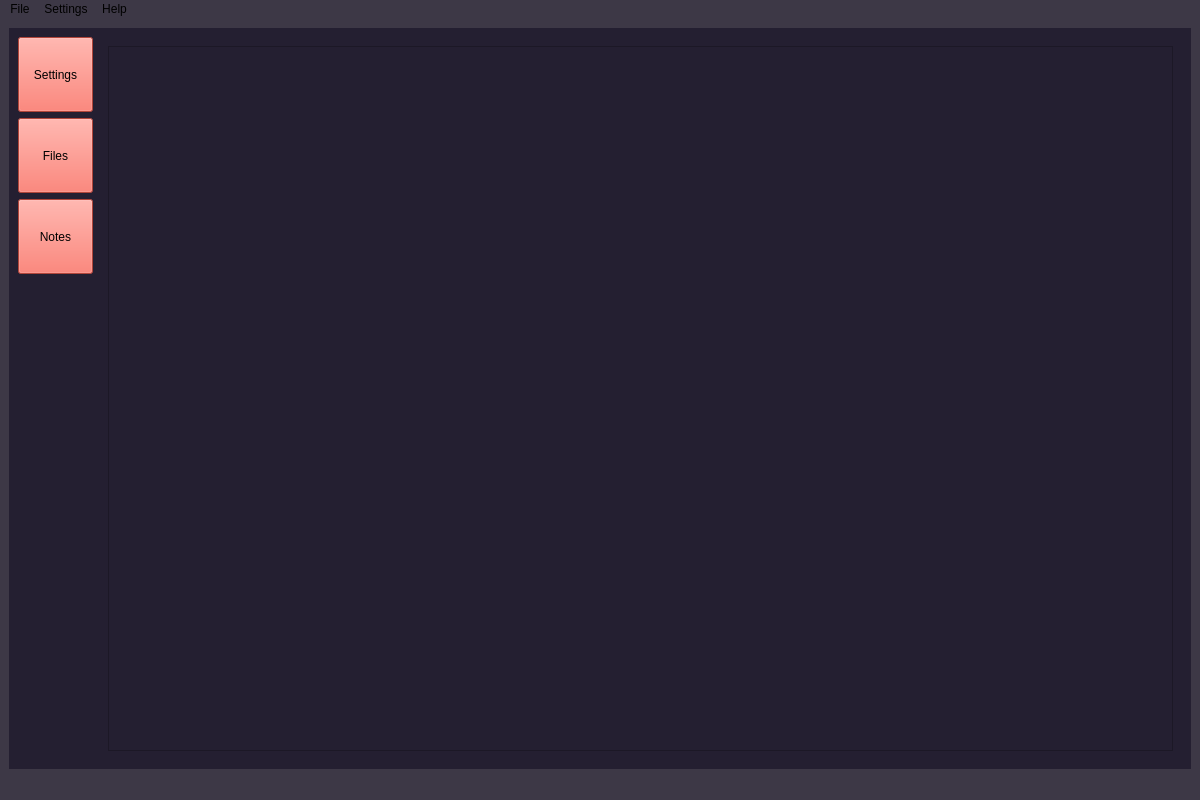
The window that mainwindow.ui (Grandegjoen/NexusClient) describes before a commit, drawn with Qt 5.
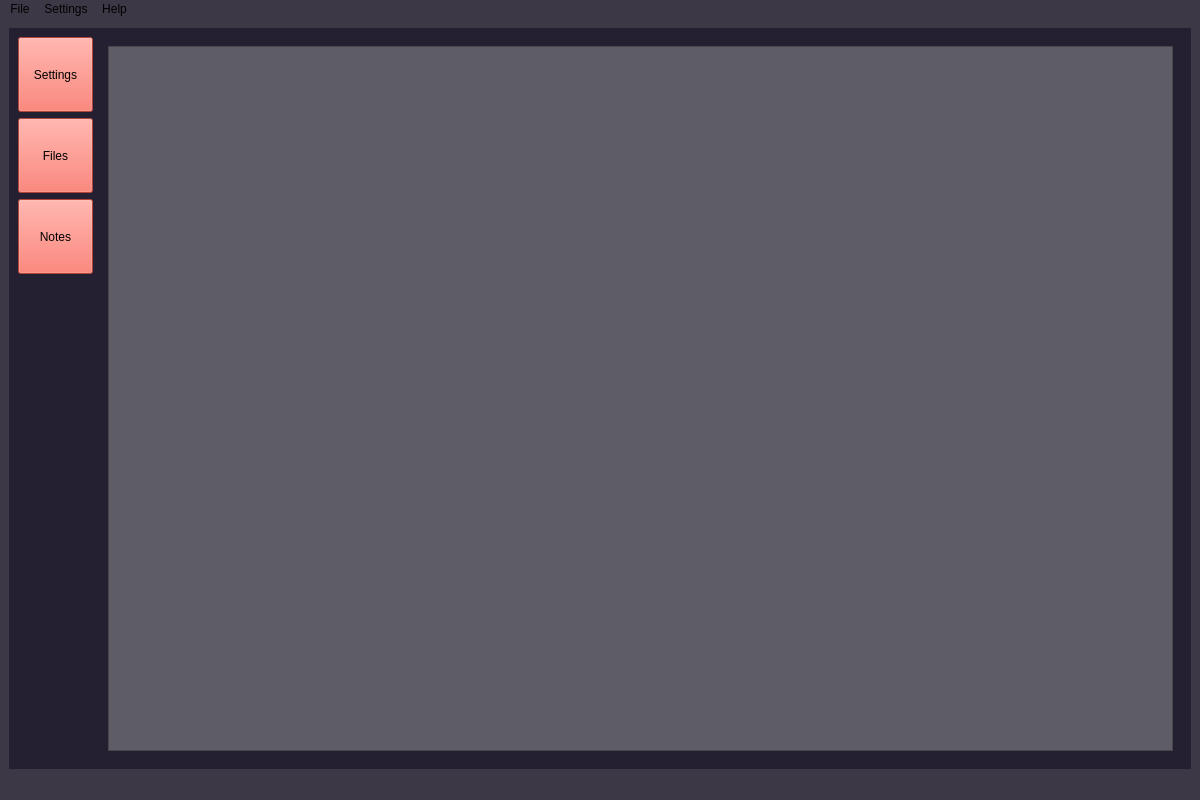
The same window after the commit. The open tabs and pages were chosen to show the change.

What changed in the file:
```diff
--- a/mainwindow.ui
+++ b/mainwindow.ui
@@ -212,7 +212,11 @@
           <widget class="QWidget" name="Files">
            <layout class="QVBoxLayout" name="verticalLayout_3">
             <item>
-             <widget class="QTreeView" name="treeView"/>
+             <widget class="QTreeView" name="treeView">
+              <property name="styleSheet">
+               <string notr="true">background-color: rgb(94, 92, 100);</string>
+              </property>
+             </widget>
             </item>
            </layout>
           </widget>
```
